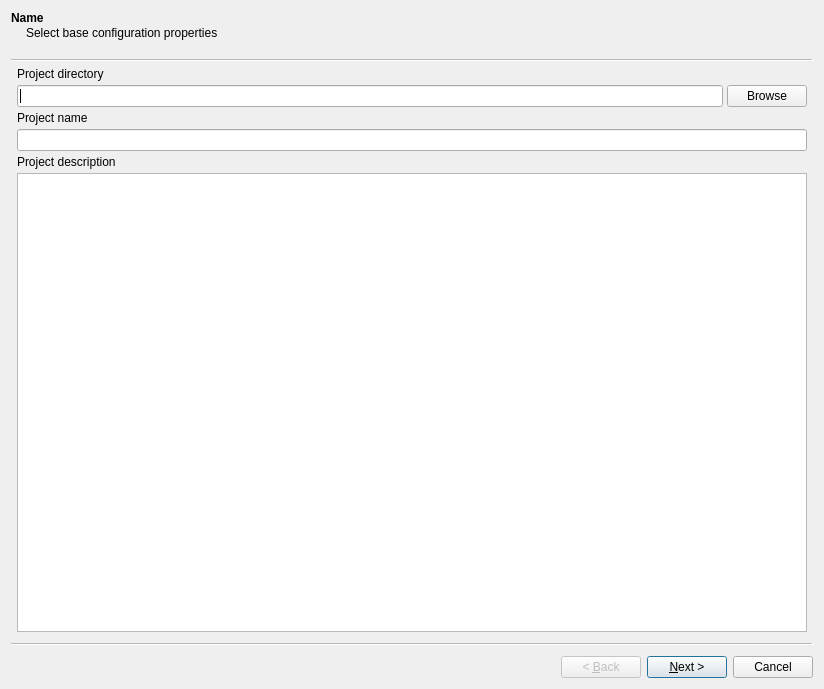
Old version of the form GUI/Qt/UCreateConfigurationWizardWidget.ui in the repository aicommunity/Rdk.
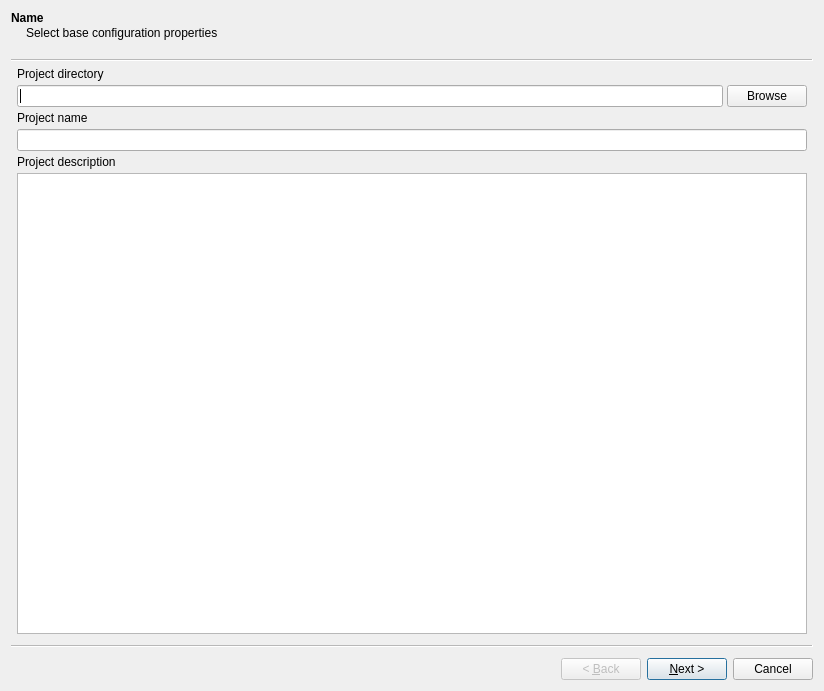
New version of the form.

Commit message: Create config bug fixed.

```diff
--- a/GUI/Qt/UCreateConfigurationWizardWidget.ui
+++ b/GUI/Qt/UCreateConfigurationWizardWidget.ui
@@ -7,7 +7,7 @@
     <x>0</x>
     <y>0</y>
     <width>824</width>
-    <height>689</height>
+    <height>691</height>
    </rect>
   </property>
   <property name="windowTitle">
```
The commit also changes 2 other files.
